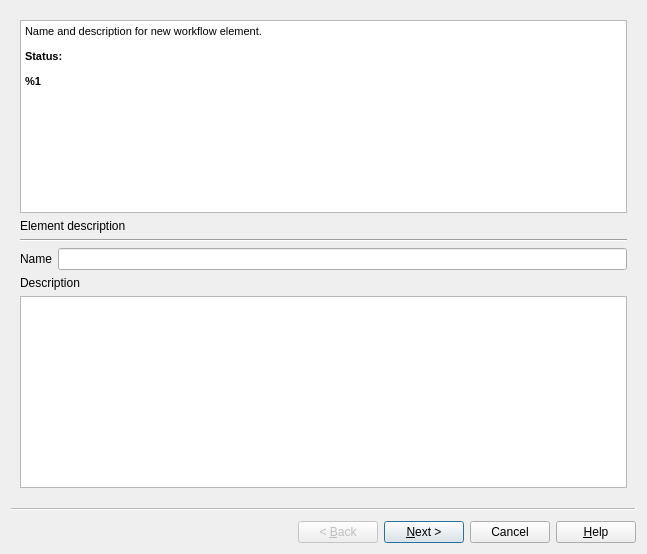
This is src/plugins/workflow_designer/src/library/ExternalProcessWorkerDialog.ui in violethaze74/ugene as Qt 5 draws it before an edit. The edited form follows.
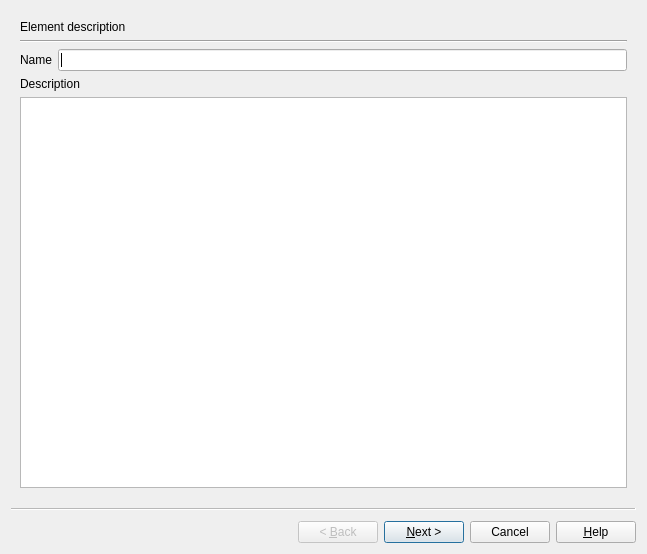
This is the edited form.

Commit message: UGENE-6419: Remove all widgets with wizard page description from "Create Element with Command line Tool" dialog

What changed in the file:
```diff
--- a/src/plugins/workflow_designer/src/library/ExternalProcessWorkerDialog.ui
+++ b/src/plugins/workflow_designer/src/library/ExternalProcessWorkerDialog.ui
@@ -24,25 +24,6 @@
     <property name="sizeConstraint">
      <enum>QLayout::SetMinAndMaxSize</enum>
     </property>
-    <item>
-     <widget class="QTextEdit" name="descr1TextEdit">
-      <property name="frameShape">
-       <enum>QFrame::StyledPanel</enum>
-      </property>
-      <property name="readOnly">
-       <bool>true</bool>
-      </property>
-      <property name="html">
-       <string>&lt;!DOCTYPE HTML PUBLIC &quot;-//W3C//DTD HTML 4.0//EN&quot; &quot;http://www.w3.org/TR/REC-html40/strict.dtd&quot;&gt;
-&lt;html&gt;&lt;head&gt;&lt;meta name=&quot;qrichtext&quot; content=&quot;1&quot; /&gt;&lt;style type=&quot;text/css&quot;&gt;
-p, li { white-space: pre-wrap; }
-&lt;/style&gt;&lt;/head&gt;&lt;body style=&quot; font-family:'MS Shell Dlg 2'; font-size:8.25pt; font-weight:400; font-style:normal;&quot;&gt;
-&lt;p style=&quot; margin-top:12px; margin-bottom:12px; margin-left:0px; margin-right:0px; -qt-block-indent:0; text-indent:0px;&quot;&gt;&lt;span style=&quot; font-size:8pt;&quot;&gt;Name and description for new workflow element.&lt;/span&gt;&lt;/p&gt;
-&lt;p style=&quot; margin-top:12px; margin-bottom:12px; margin-left:0px; margin-right:0px; -qt-block-indent:0; text-indent:0px;&quot;&gt;&lt;span style=&quot; font-size:8pt; font-weight:600;&quot;&gt;Status:&lt;/span&gt;&lt;/p&gt;
-&lt;p style=&quot; margin-top:12px; margin-bottom:12px; margin-left:0px; margin-right:0px; -qt-block-indent:0; text-indent:0px;&quot;&gt;&lt;span style=&quot; font-size:8pt; font-weight:600;&quot;&gt;%1&lt;/span&gt;&lt;/p&gt;&lt;/body&gt;&lt;/html&gt;</string>
-      </property>
-     </widget>
-    </item>
     <item>
      <widget class="QLabel" name="label_9">
       <property name="text">
@@ -84,8 +65,8 @@
        <string>&lt;!DOCTYPE HTML PUBLIC &quot;-//W3C//DTD HTML 4.0//EN&quot; &quot;http://www.w3.org/TR/REC-html40/strict.dtd&quot;&gt;
 &lt;html&gt;&lt;head&gt;&lt;meta name=&quot;qrichtext&quot; content=&quot;1&quot; /&gt;&lt;style type=&quot;text/css&quot;&gt;
 p, li { white-space: pre-wrap; }
-&lt;/style&gt;&lt;/head&gt;&lt;body style=&quot; font-family:'MS Shell Dlg 2'; font-size:8.25pt; font-weight:400; font-style:normal;&quot;&gt;
-&lt;p style=&quot;-qt-paragraph-type:empty; margin-top:12px; margin-bottom:12px; margin-left:0px; margin-right:0px; -qt-block-indent:0; text-indent:0px;&quot;&gt;&lt;br /&gt;&lt;/p&gt;&lt;/body&gt;&lt;/html&gt;</string>
+&lt;/style&gt;&lt;/head&gt;&lt;body style=&quot; font-family:'.SF NS Text'; font-size:13pt; font-weight:400; font-style:normal;&quot;&gt;
+&lt;p style=&quot;-qt-paragraph-type:empty; margin-top:12px; margin-bottom:12px; margin-left:0px; margin-right:0px; -qt-block-indent:0; text-indent:0px; font-family:'MS Shell Dlg 2'; font-size:8.25pt;&quot;&gt;&lt;br /&gt;&lt;/p&gt;&lt;/body&gt;&lt;/html&gt;</string>
       </property>
      </widget>
     </item>
```
Left out of the diff: 46 changed lines with no effect on the pictures. The commit also changes 1 other file.
